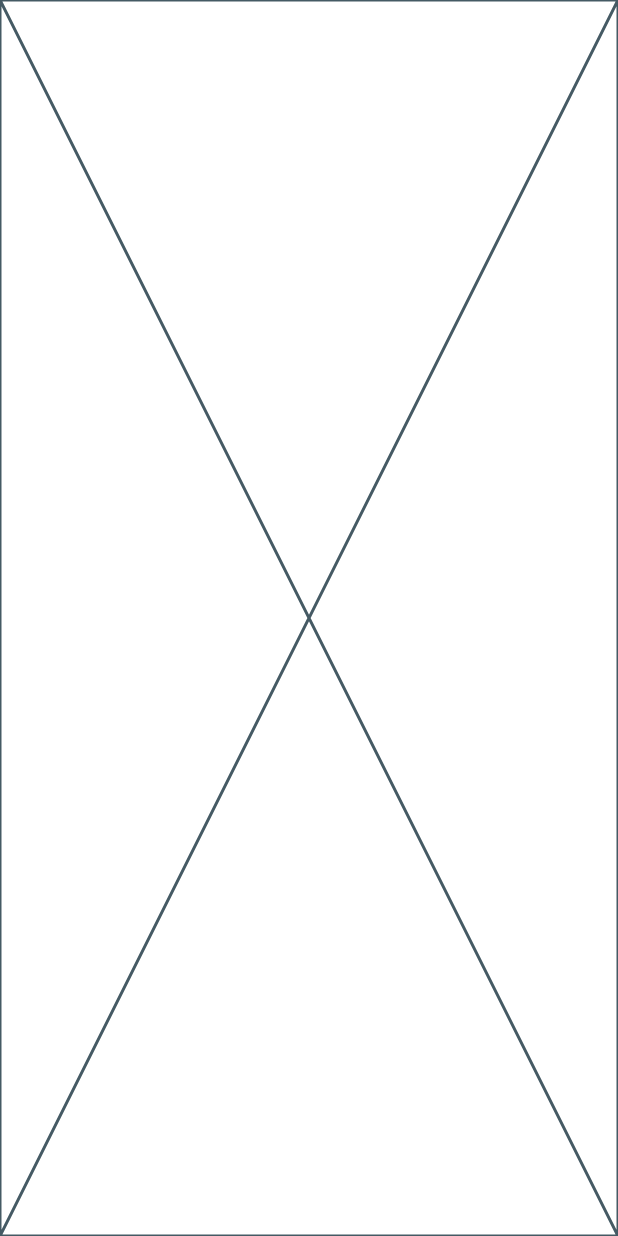
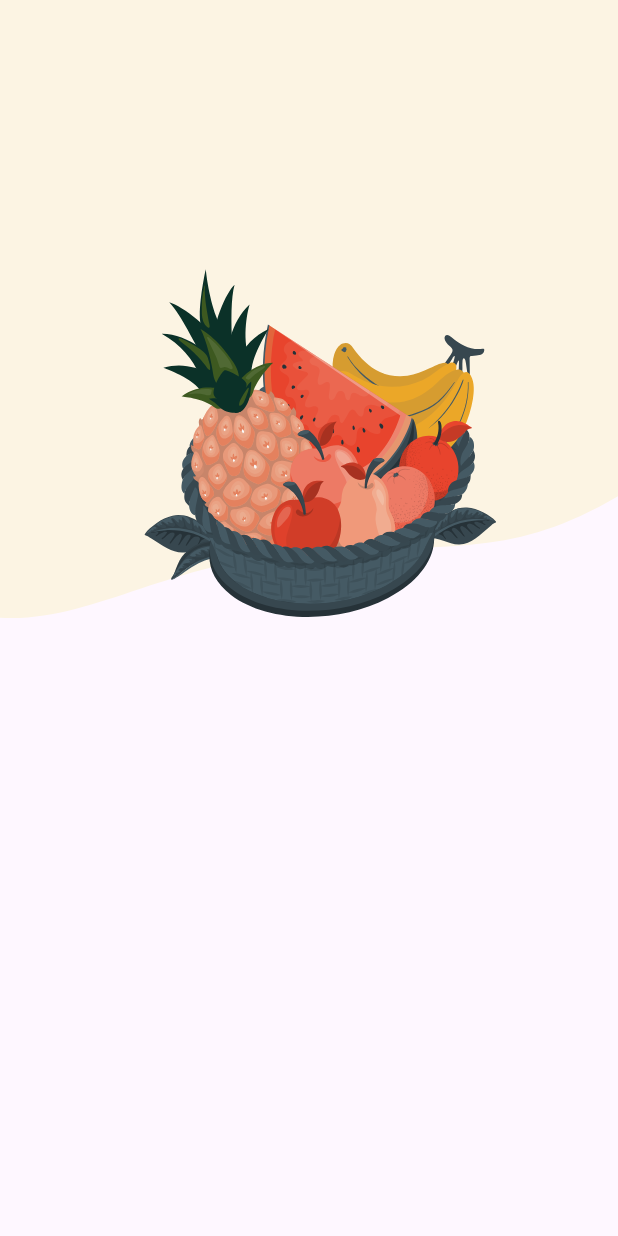
Before and after one commit to MomenRizq/fruits_app, a Flutter app: the screen it shows after launch, on a phone screen of 412 x 824 dp. Run offline on Flutter 3.47's test engine with Material 3 defaults, Android fonts, the phone set to English and light mode, and no system bars; our stand-ins replace flutter_svg.

Commit message:
update onboarding page and add page view

```diff
--- a/lib/core/utils/app_images.dart
+++ b/lib/core/utils/app_images.dart
@@ -6,9 +6,25 @@ class Assets {
   /// assets/img/app_icon.png
   static const String imgAppIcon = "assets/img/app_icon.png";
 
+  /// Assets for imgBG1OnboardingImg
+  /// assets/img/BG1_onboarding_img_.svg
+  static const String imgBG1OnboardingImg = "assets/img/BG1_onboarding_img_.svg";
+
+  /// Assets for imgBG2OnboardingImg
+  /// assets/img/BG2_onboarding_img_.svg
+  static const String imgBG2OnboardingImg = "assets/img/BG2_onboarding_img_.svg";
+
   /// Assets for imgBottomSplash
   /// assets/img/bottom_splash.svg
   static const String imgBottomSplash = "assets/img/bottom_splash.svg";
+
+  /// Assets for imgItem1OnboardingImg
+  /// assets/img/item1_onboarding_img.svg
+  static const String imgItem1OnboardingImg = "assets/img/item1_onboarding_img.svg";
+
+  /// Assets for imgItem2OnboardingImg
+  /// assets/img/item2_onboarding_img.svg
+  static const String imgItem2OnboardingImg = "assets/img/item2_onboarding_img.svg";
 
   /// Assets for imgLogo
   /// assets/img/logo.svg
--- a/lib/features/onboarding/presentation/views/onboaring_view.dart
+++ b/lib/features/onboarding/presentation/views/onboaring_view.dart
@@ -1,4 +1,5 @@
 import 'package:flutter/material.dart';
+import 'package:fruits_app/features/onboarding/presentation/views/widgets/onboarding_view_body.dart';
 
 class OnboaringView extends StatelessWidget {
   const OnboaringView({super.key});
@@ -6,6 +7,6 @@ class OnboaringView extends StatelessWidget {
 
   @override
   Widget build(BuildContext context) {
-    return const Placeholder();
+    return const Scaffold(body: SafeArea(child: OnboardingViewBody()));
   }
 }
--- /dev/null
+++ b/lib/features/onboarding/presentation/views/widgets/onboarding_page_view.dart
@@ -0,0 +1,34 @@
+import 'package:flutter/material.dart';
+import 'package:fruits_app/core/utils/app_images.dart';
+import 'package:fruits_app/features/onboarding/presentation/views/widgets/page_view_item.dart';
+
+class OnboardingPageView extends StatefulWidget {
+  const OnboardingPageView({super.key});
+
+  @override
+  State<OnboardingPageView> createState() => _OnboardingPageViewState();
+}
+
+class _OnboardingPageViewState extends State<OnboardingPageView> {
+  @override
+  Widget build(BuildContext context) {
+    return Expanded(
+        child: PageView(
+      children: [
+        PageViewItem(
+            image: Assets.imgItem1OnboardingImg,
+            backgroundImage: Assets.imgBG1OnboardingImg,
+            subTitle: "نقدم لك أفضل الفواكه المختارة بعناية. اطلع على التفاصيل والصور والتقييمات لتتأكد من اختيار الفاكهة المثالية",
+            title: Row(
+              children: [
+                Text("مرحبًا بك في"),
+                Text("Fruit"),
+                Text("HUB"),
+
+              ],
+            )
+             )
+      ],
+    ));
+  }
+}
--- /dev/null
+++ b/lib/features/onboarding/presentation/views/widgets/onboarding_view_body.dart
@@ -0,0 +1,15 @@
+import 'package:flutter/material.dart';
+import 'package:fruits_app/features/onboarding/presentation/views/widgets/onboarding_page_view.dart';
+
+class OnboardingViewBody extends StatelessWidget {
+  const OnboardingViewBody({super.key});
+
+  @override
+  Widget build(BuildContext context) {
+    return Column(
+      children: [
+        OnboardingPageView()
+      ],
+    );
+  }
+}
--- /dev/null
+++ b/lib/features/onboarding/presentation/views/widgets/page_view_item.dart
@@ -0,0 +1,44 @@
+import 'package:flutter/material.dart';
+import 'package:flutter_svg/flutter_svg.dart';
+import 'package:fruits_app/core/utils/app_images.dart';
+
+class PageViewItem extends StatelessWidget {
+  const PageViewItem(
+      {super.key,
+      required this.image,
+      required this.backgroundImage,
+      required this.subTitle,
+      required this.title});
+
+  final String image, backgroundImage;
+  final String subTitle;
+  final Widget title;
+
+  @override
+  Widget build(BuildContext context) {
+    return Column(
+      children: [
+        SizedBox(
+          width: double.infinity,
+          height: MediaQuery.of(context).size.height * 0.5,
+          child: Stack(
+            children: [
+              Positioned.fill(
+                  child: SvgPicture.asset(
+                  backgroundImage,
+                  fit: BoxFit.fill,
+              )),
+              Positioned(
+                bottom: 0,
+                left: 0,
+                right: 0,
+                  child: SvgPicture.asset(
+                  image,
+              ))
+            ],
+          ),
+        )
+      ],
+    );
+  }
+}
```
Also changed, not shown: assets/img/BG1_onboarding_img_.svg (added), assets/img/BG2_onboarding_img_.svg (added), assets/img/item1_onboarding_img.svg (added), assets/img/item2_onboarding_img.svg (added).
